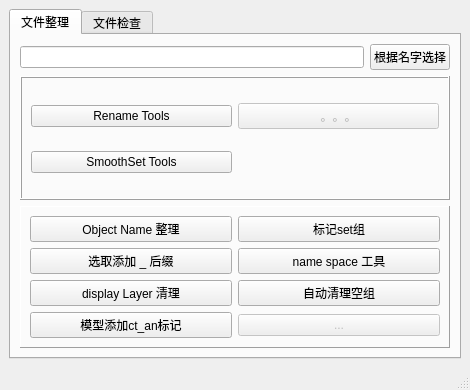
Before: the Qt Designer form maya_sixteen/Python/OCT_Pipeline/media/ppl_assetTool.ui in all-in-one-of/oct, drawn with Qt 5.
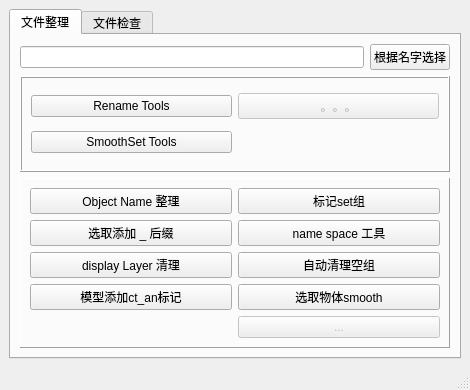
After: the same form once the commit is applied.

Commit message: update: 20190410 代理替换工具，增加模型替换功能

```diff
--- a/maya_sixteen/Python/OCT_Pipeline/media/ppl_assetTool.ui
+++ b/maya_sixteen/Python/OCT_Pipeline/media/ppl_assetTool.ui
@@ -98,16 +98,51 @@
              <enum>QFrame::Raised</enum>
             </property>
             <layout class="QGridLayout" name="gridLayout_2">
-             <item row="0" column="0">
+             <item row="1" column="0">
               <layout class="QGridLayout" name="gridLayout">
-               <item row="2" column="1">
+               <item row="2" column="0">
+                <widget class="QPushButton" name="dsly_tidy_bt">
+                 <property name="text">
+                  <string>display Layer 清理</string>
+                 </property>
+                </widget>
+               </item>
+               <item row="1" column="2">
+                <widget class="QPushButton" name="nmsp_tidy_bt">
+                 <property name="text">
+                  <string>name space 工具</string>
+                 </property>
+                </widget>
+               </item>
+               <item row="1" column="0">
+                <widget class="QPushButton" name="suff_tidy_bt">
+                 <property name="text">
+                  <string>选取添加 _ 后缀</string>
+                 </property>
+                </widget>
+               </item>
+               <item row="0" column="2">
+                <widget class="QPushButton" name="set_tidy_bt">
+                 <property name="text">
+                  <string>标记set组</string>
+                 </property>
+                </widget>
+               </item>
+               <item row="0" column="0">
+                <widget class="QPushButton" name="nm_tidy_bt">
+                 <property name="text">
+                  <string>Object Name 整理</string>
+                 </property>
+                </widget>
+               </item>
+               <item row="2" column="2">
                 <widget class="QPushButton" name="emgrp_tidy_bt">
                  <property name="text">
                   <string>自动清理空组</string>
                  </property>
                 </widget>
                </item>
-               <item row="3" column="1">
+               <item row="6" column="2">
                 <widget class="QPushButton" name="inac_tidy_bt">
                  <property name="enabled">
                   <bool>false</bool>
@@ -123,48 +158,20 @@
                  </property>
                 </widget>
                </item>
-               <item row="3" column="0">
+               <item row="5" column="2">
+                <widget class="QPushButton" name="selSmth_tidy_bt">
+                 <property name="text">
+                  <string>选取物体smooth</string>
+                 </property>
+                </widget>
+               </item>
+               <item row="5" column="0">
                 <widget class="QPushButton" name="anlab_tidy_bt">
                  <property name="text">
                   <string>模型添加ct_an标记</string>
                  </property>
                 </widget>
                </item>
-               <item row="0" column="0">
-                <widget class="QPushButton" name="nm_tidy_bt">
-                 <property name="text">
-                  <string>Object Name 整理</string>
-                 </property>
-                </widget>
-               </item>
-               <item row="0" column="1">
-                <widget class="QPushButton" name="set_tidy_bt">
-                 <property name="text">
-                  <string>标记set组</string>
-                 </property>
-                </widget>
-               </item>
-               <item row="1" column="0">
-                <widget class="QPushButton" name="suff_tidy_bt">
-                 <property name="text">
-                  <string>选取添加 _ 后缀</string>
-                 </property>
-                </widget>
-               </item>
-               <item row="1" column="1">
-                <widget class="QPushButton" name="nmsp_tidy_bt">
-                 <property name="text">
-                  <string>name space 工具</string>
-                 </property>
-                </widget>
-               </item>
-               <item row="2" column="0">
-                <widget class="QPushButton" name="dsly_tidy_bt">
-                 <property name="text">
-                  <string>display Layer 清理</string>
-                 </property>
-                </widget>
-               </item>
               </layout>
              </item>
             </layout>
```
Left out of the diff: 14 changed lines with no effect on the pictures. The commit also changes 6 other files.
